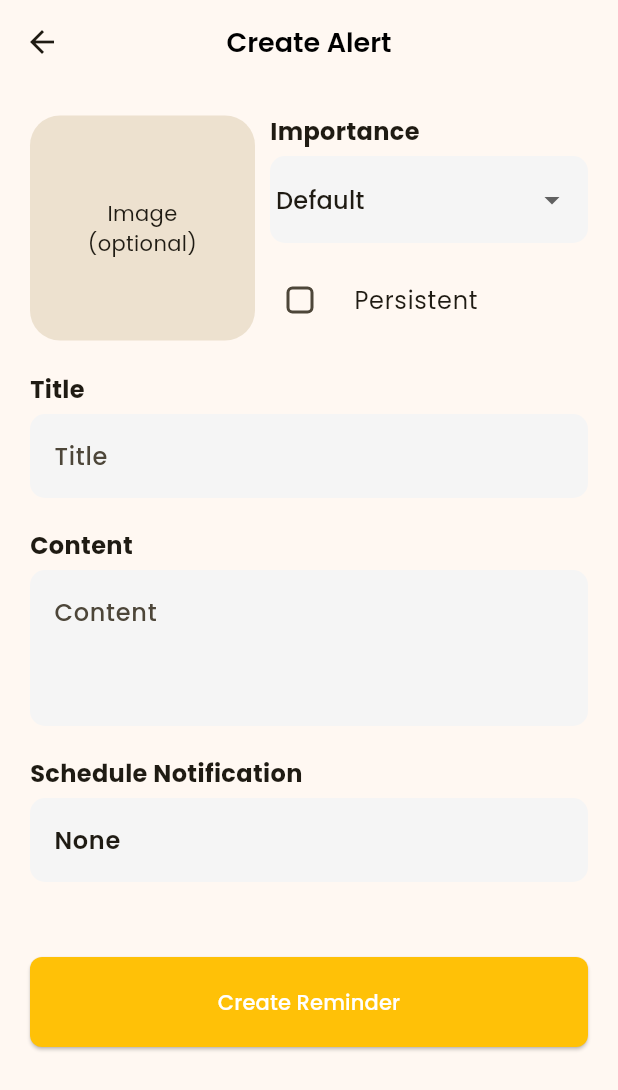
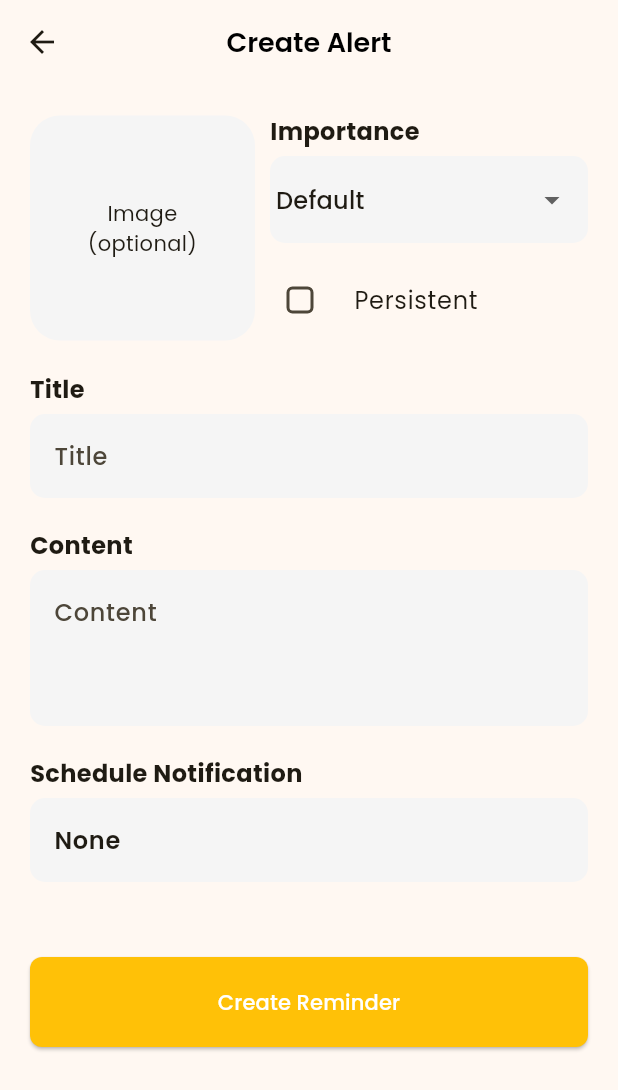
Before and after one commit to adeeteya/Recap-NotificationRemainder, a Flutter app: the AddReminderScreen screen opened directly, on a phone screen of 412 x 824 dp. Shown: the top 1090 px of the screen. Run offline on Flutter 3.47's test engine with Material 2 defaults, Android fonts, the phone set to English and light mode, and no system bars; our stand-ins replace flutter_local_notifications, flutter_native_splash, flutter_riverpod, flutter_slidable, image_picker, isar and 2 more; accounts and stored records are empty; generated files the repository leaves out were written again.

Commit message:
🐛 fixed light theme inconsistency

```diff
--- a/lib/screens/add_reminder.dart
+++ b/lib/screens/add_reminder.dart
@@ -168,7 +168,12 @@ class _AlertFormScreenState extends ConsumerState<AddReminderScreen> {
                         height: 150,
                         width: 150,
                         decoration: BoxDecoration(
-                          color: Theme.of(context).colorScheme.surfaceVariant,
+                          color:
+                              (Theme.of(context).brightness == Brightness.dark)
+                                  ? Theme.of(context).colorScheme.surfaceVariant
+                                  : Theme.of(context)
+                                      .inputDecorationTheme
+                                      .fillColor,
                           borderRadius: BorderRadius.circular(20),
                         ),
                         child: (encodedImageBytes.isNotEmpty)
```
Also changed, not shown: pubspec.yaml (+5 -5 lines), pubspec.lock, 1 other file.
